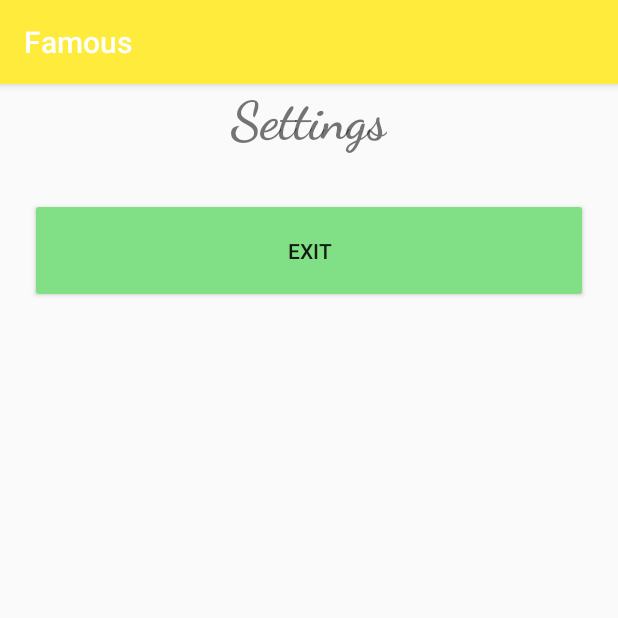
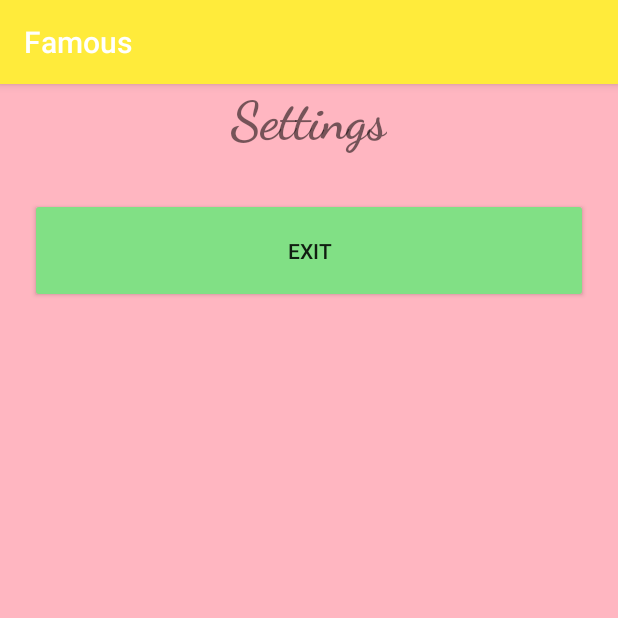
Before and after one commit to GGnet123/MobileProject, an Android app: the fragment SettingsFragment shown on its own in the app's theme, on a phone screen of 412 x 824 dp, the top half of it. Run offline under Robolectric (Android 15) with nearby library versions, the phone set to English and light mode, and no system bars.

Commit message:
feature for settings

```diff
--- a/app/src/main/java/com/example/gauharproject/ui/settings/SettingsFragment.java
+++ b/app/src/main/java/com/example/gauharproject/ui/settings/SettingsFragment.java
@@ -2,12 +2,14 @@ package com.example.gauharproject.ui.settings;
 
 import android.app.ProgressDialog;
 import android.content.Intent;
+import android.graphics.Color;
 import android.os.AsyncTask;
 import android.os.Bundle;
 import android.view.LayoutInflater;
 import android.view.View;
 import android.view.ViewGroup;
 import android.widget.Button;
+import android.widget.LinearLayout;
 import android.widget.TextView;
 
 import androidx.annotation.Nullable;
@@ -24,7 +26,9 @@ import com.example.gauharproject.db.UserDb;
 public class SettingsFragment extends Fragment {
 
     private SettingsViewModel sendViewModel;
-
+    private LinearLayout layout;
+    private String[] colors = {"#FAEBD7","#00FFFF","#7FFF00","#D2691E","#6495ED","#556B2F","#FFFAF0", "#FFB6C1"};
+    private int i = 0;
     public View onCreateView(@NonNull LayoutInflater inflater,
                              ViewGroup container, Bundle savedInstanceState) {
         sendViewModel =
@@ -40,6 +44,17 @@ public class SettingsFragment extends Fragment {
             }
         });
 
+        layout = root.findViewById(R.id.settings_background);
+        layout.setOnLongClickListener(new View.OnLongClickListener() {
+            @Override
+            public boolean onLongClick(View v) {
+                layout.setBackgroundColor(Color.parseColor(colors[i]));
+                if (i < 7){
+                    i++;
+                } else { i = 0; }
+                return true;
+            }
+        });
 
         return root;
     }
--- a/app/src/main/res/layout/fragment_settings.xml
+++ b/app/src/main/res/layout/fragment_settings.xml
@@ -5,6 +5,8 @@
     android:layout_height="match_parent">
 
     <LinearLayout
+        android:id="@+id/settings_background"
+        android:background="@color/mainBackground"
         android:layout_width="match_parent"
         android:layout_height="match_parent"
         android:orientation="vertical"
```
